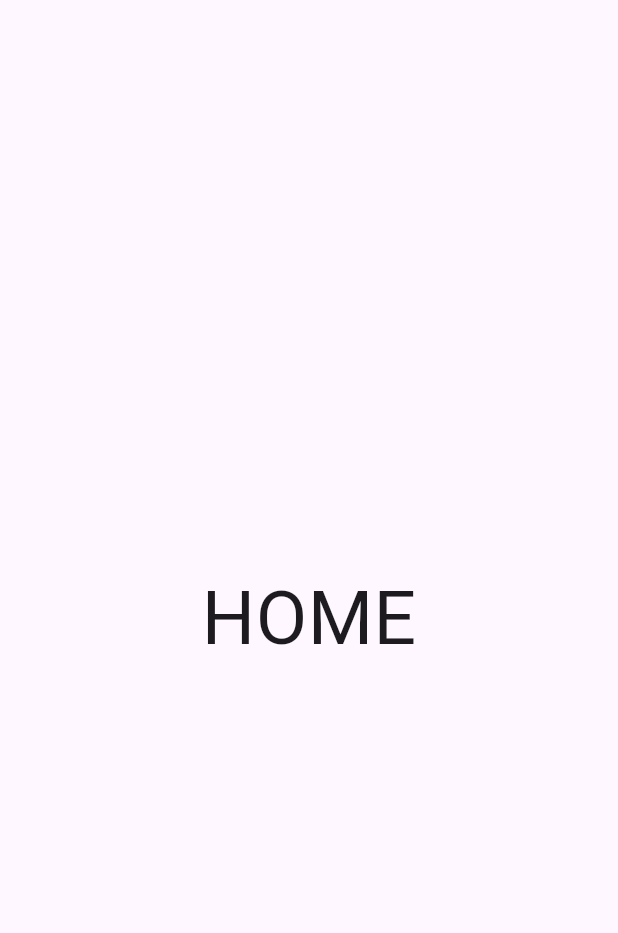
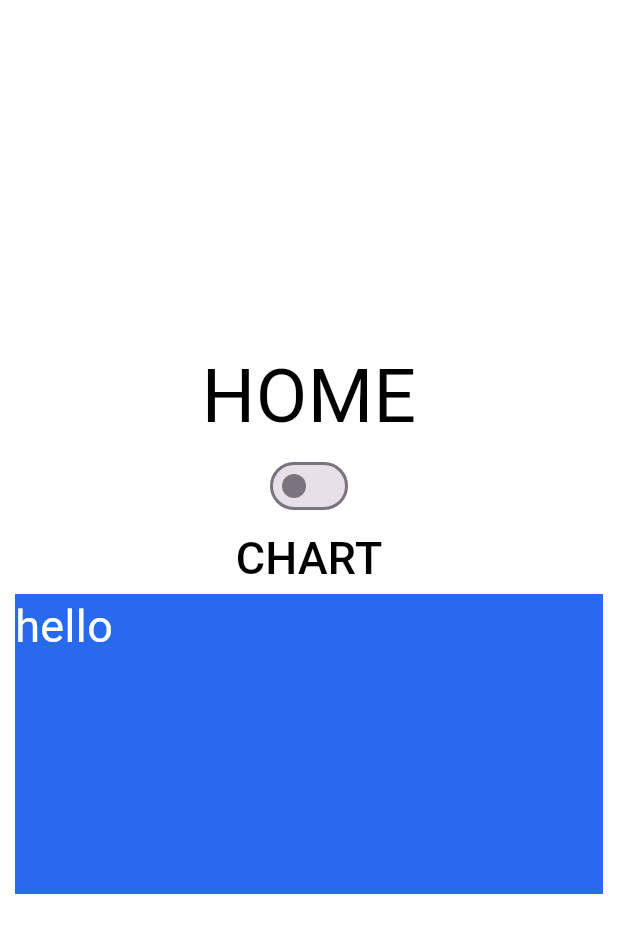
Before and after one commit to alscks6521/oc-bottombar-splashscreen, a Flutter app: the screen it shows after launch, on a phone screen of 412 x 824 dp. Shown: the top 933 px of the screen. Run offline on Flutter 3.47's test engine with Material 3 defaults, Android fonts, the phone set to English and light mode, and no system bars; our stand-ins replace go_router.

Commit message:
add theme mode

```diff
--- a/lib/components/colors.dart
+++ b/lib/components/colors.dart
@@ -20,3 +20,23 @@ class MyColors {
     },
   );
 }
+
+class MyDarkColors {
+  static const int _primaryColorValue = 0xFF424242; // 적절한 어두운 회색
+  static const primaryColor = Color(_primaryColorValue);
+  static const MaterialColor primaryMaterialColor = MaterialColor(
+    _primaryColorValue,
+    <int, Color>{
+      50: Color(0xFFE8E8E8),
+      100: Color(0xFFD1D1D1),
+      200: Color(0xFFBBBBBB),
+      300: Color(0xFFA4A4A4),
+      400: Color(0xFF8E8E8E),
+      500: Color(_primaryColorValue),
+      600: Color(0xFF3E3E3E),
+      700: Color(0xFF383838),
+      800: Color(0xFF323232),
+      900: Color(0xFF262626),
+    },
+  );
+}
--- a/lib/main.dart
+++ b/lib/main.dart
@@ -1,8 +1,20 @@
 import 'package:flutter/material.dart';
+import 'package:provider/provider.dart';
+import 'package:splash_screen/provider/theme_provider.dart';
 import 'package:splash_screen/router/app_router.dart';
 
 void main() {
-  runApp(const MyApp());
+  WidgetsFlutterBinding.ensureInitialized();
+
+  runApp(
+    MultiProvider(
+      providers: [
+        ChangeNotifierProvider(create: (_) => ThemeProvider()),
+        // 다른 Provider들을 여기에 추가
+      ],
+      child: const MyApp(),
+    ),
+  );
 }
 
 class MyApp extends StatelessWidget {
@@ -10,7 +22,12 @@ class MyApp extends StatelessWidget {
 
   @override
   Widget build(BuildContext context) {
+    final themeProvider = Provider.of<ThemeProvider>(context);
+
     return MaterialApp.router(
+      themeMode: themeProvider.isDarkMode ? ThemeMode.dark : ThemeMode.light,
+      theme: themeProvider.lightTheme,
+      darkTheme: themeProvider.darkTheme,
       routerConfig: router,
     );
   }
--- /dev/null
+++ b/lib/provider/theme_provider.dart
@@ -0,0 +1,34 @@
+import 'package:flutter/material.dart';
+import 'package:splash_screen/components/colors.dart';
+
+class ThemeProvider with ChangeNotifier {
+  bool _isDarkMode = false;
+
+  bool get isDarkMode => _isDarkMode;
+
+  Color get specialTextColor => _isDarkMode ? const Color(0xffE0E0E0) : Colors.black;
+  Color get bothTextColor => _isDarkMode ? const Color(0xffE0E0E0) : Colors.white;
+
+  ThemeData get lightTheme => ThemeData(
+        primaryColor: MyColors.primaryColor,
+        primarySwatch: MyColors.primaryMaterialColor,
+        scaffoldBackgroundColor: Colors.white,
+        textTheme: const TextTheme(
+          bodyMedium: TextStyle(color: Colors.black),
+        ),
+      );
+
+  ThemeData get darkTheme => ThemeData(
+        primaryColor: MyDarkColors.primaryColor,
+        primarySwatch: MyDarkColors.primaryMaterialColor,
+        scaffoldBackgroundColor: const Color(0xff333333),
+        textTheme: const TextTheme(
+          bodyMedium: TextStyle(color: Color(0xffE0E0E0)),
+        ),
+      );
+
+  void toggleTheme() {
+    _isDarkMode = !_isDarkMode;
+    notifyListeners();
+  }
+}
--- a/lib/router/app_router.dart
+++ b/lib/router/app_router.dart
@@ -1,27 +1,18 @@
 import 'package:flutter/material.dart';
 import 'package:go_router/go_router.dart';
+import 'package:splash_screen/screens/chart_screen/chart_page.dart';
 import 'package:splash_screen/screens/home_page.dart';
 import 'package:splash_screen/screens/splash_page.dart';
 
 final router = GoRouter(
   initialLocation: AppScreen.splash,
+  // redirect: ,
   routes: [
     GoRoute(
-        path: AppScreen.splash,
-        pageBuilder: (context, state) {
-          return CustomTransitionPage(
-            key: state.pageKey,
-            child: const SplashScreen(),
-            transitionsBuilder: (context, animation, secondaryAnimation, child) {
-              return FadeTransition(
-                opacity: CurveTween(curve: Curves.easeInOutCirc).animate(animation),
-                child: child,
-              );
-            },
-          );
-        }
-        // builder: ((context, state) => const SplashScreen()),
-        ),
+      path: AppScreen.splash,
+      builder: (context, state) => const SplashScreen(),
+      // builder: ((context, state) => const SplashScreen()),
+    ),
     GoRoute(
         path: AppScreen.main,
         pageBuilder: (context, state) {
@@ -35,6 +26,10 @@ final router = GoRouter(
         }
         // builder: ((context, state) => const HomePage()),
         ),
+    GoRoute(
+      path: AppScreen.chart,
+      builder: (context, state) => const ChartPage(),
+    ),
   ],
   errorBuilder: (context, state) => const Scaffold(
     body: Center(
@@ -47,4 +42,5 @@ final router = GoRouter(
 class AppScreen {
   static String splash = '/splash';
   static String main = '/main';
+  static String chart = '/chart';
 }
--- /dev/null
+++ b/lib/screens/chart_screen/chart_page.dart
@@ -0,0 +1,31 @@
+import 'package:flutter/material.dart';
+import 'package:provider/provider.dart';
+import 'package:splash_screen/provider/theme_provider.dart';
+
+class ChartPage extends StatelessWidget {
+  const ChartPage({super.key});
+
+  @override
+  Widget build(BuildContext context) {
+    // final themeProvider = Provider.of<ThemeProvider>(context);
+
+    return Scaffold(
+        body: Padding(
+      padding: const EdgeInsets.all(10.0),
+      child: Center(
+        child: Column(
+          mainAxisAlignment: MainAxisAlignment.center,
+          children: [
+            Text(
+              'CHART',
+              style: TextStyle(
+                fontSize: 50,
+                color: Theme.of(context).textTheme.bodyMedium?.color,
+              ),
+            ),
+          ],
+        ),
+      ),
+    ));
+  }
+}
--- a/lib/screens/home_page.dart
+++ b/lib/screens/home_page.dart
@@ -1,15 +1,65 @@
 import 'package:flutter/material.dart';
+import 'package:go_router/go_router.dart';
+import 'package:provider/provider.dart';
+import 'package:splash_screen/provider/theme_provider.dart';
+import 'package:splash_screen/router/app_router.dart';
 
 class HomePage extends StatelessWidget {
   const HomePage({super.key});
 
   @override
   Widget build(BuildContext context) {
-    return const Scaffold(
-      body: Center(
-        child: Text(
-          'HOME',
-          style: TextStyle(fontSize: 50),
+    final themeProvider = Provider.of<ThemeProvider>(context);
+
+    return Scaffold(
+      body: SafeArea(
+        child: Padding(
+          padding: const EdgeInsets.all(10.0),
+          child: Center(
+            child: Column(
+              mainAxisAlignment: MainAxisAlignment.center,
+              children: [
+                Text(
+                  'HOME',
+                  style: TextStyle(
+                    fontSize: 50,
+                    color: Theme.of(context).textTheme.bodyMedium?.color,
+                  ),
+                ),
+                Switch(
+                  activeColor: Colors.white,
+                  value: themeProvider.isDarkMode,
+                  onChanged: (value) {
+                    themeProvider.toggleTheme();
+                  },
+                ),
+                MaterialButton(
+                  onPressed: () {
+                    context.push(AppScreen.chart);
+                  },
+                  child: Text(
+                    'CHART',
+                    style: TextStyle(
+                      fontSize: 30,
+                      color: Theme.of(context).textTheme.bodyMedium?.color,
+                    ),
+                  ),
+                ),
+                Container(
+                  height: 200,
+                  width: double.infinity,
+                  color: Theme.of(context).primaryColor,
+                  child: Text(
+                    'hello',
+                    style: TextStyle(
+                      fontSize: 30,
+                      color: themeProvider.bothTextColor,
+                    ),
+                  ),
+                ),
+              ],
+            ),
+          ),
         ),
       ),
     );
--- a/pubspec.yaml
+++ b/pubspec.yaml
@@ -35,6 +35,7 @@ dependencies:
   # Use with the CupertinoIcons class for iOS style icons.
   cupertino_icons: ^1.0.6
   go_router: ^14.0.2
+  provider: ^6.1.2
 
 dev_dependencies:
   flutter_test:
```
Also changed, not shown: pubspec.lock.
